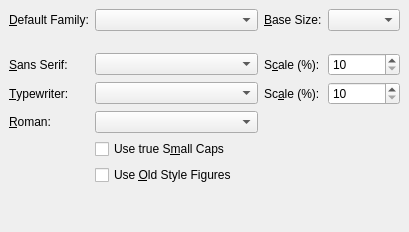
Qt form src/frontends/qt4/ui/FontUi.ui (cburschka/lyx) before a commit.
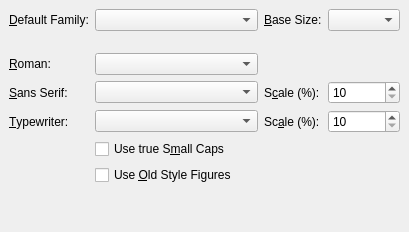
The same form after that commit.

Commit message: clean up the clean up of the font panel in document dialog (roman family combo has to come first, not last).

```diff
--- a/src/frontends/qt4/ui/FontUi.ui
+++ b/src/frontends/qt4/ui/FontUi.ui
@@ -22,16 +22,46 @@
    <property name="spacing" >
     <number>6</number>
    </property>
-   <item row="0" column="1" >
-    <widget class="QComboBox" name="fontsDefaultCO" />
+   <item row="7" column="0" colspan="4" >
+    <spacer>
+     <property name="orientation" >
+      <enum>Qt::Vertical</enum>
+     </property>
+     <property name="sizeType" >
+      <enum>QSizePolicy::Expanding</enum>
+     </property>
+     <property name="sizeHint" >
+      <size>
+       <width>391</width>
+       <height>21</height>
+      </size>
+     </property>
+    </spacer>
    </item>
-   <item row="4" column="1" >
-    <widget class="QComboBox" name="fontsRomanCO" />
+   <item row="2" column="2" colspan="2" >
+    <spacer>
+     <property name="orientation" >
+      <enum>Qt::Horizontal</enum>
+     </property>
+     <property name="sizeHint" >
+      <size>
+       <width>131</width>
+       <height>20</height>
+      </size>
+     </property>
+    </spacer>
    </item>
-   <item row="2" column="1" >
-    <widget class="QComboBox" name="fontsSansCO" />
+   <item row="4" column="3" >
+    <widget class="QSpinBox" name="scaleTypewriterSB" >
+     <property name="maximum" >
+      <number>200</number>
+     </property>
+     <property name="minimum" >
+      <number>10</number>
+     </property>
+    </widget>
    </item>
-   <item row="3" column="2" >
+   <item row="4" column="2" >
     <widget class="QLabel" name="scaleTypewriterLA" >
      <property name="text" >
       <string>Sc&amp;ale (%):</string>
@@ -41,50 +71,10 @@
      </property>
     </widget>
    </item>
-   <item row="2" column="2" >
-    <widget class="QLabel" name="scaleSansLA" >
-     <property name="text" >
-      <string>S&amp;cale (%):</string>
-     </property>
-     <property name="buddy" >
-      <cstring>scaleSansSB</cstring>
-     </property>
-    </widget>
+   <item row="4" column="1" >
+    <widget class="QComboBox" name="fontsTypewriterCO" />
    </item>
-   <item row="0" column="2" >
-    <widget class="QLabel" name="TextLabel2_2" >
-     <property name="text" >
-      <string>&amp;Base Size:</string>
-     </property>
-     <property name="buddy" >
-      <cstring>fontsizeCO</cstring>
-     </property>
-    </widget>
-   </item>
-   <item row="2" column="3" >
-    <widget class="QSpinBox" name="scaleSansSB" >
-     <property name="maximum" >
-      <number>200</number>
-     </property>
-     <property name="minimum" >
-      <number>10</number>
-     </property>
-    </widget>
-   </item>
-   <item row="0" column="3" >
-    <widget class="QComboBox" name="fontsizeCO" />
-   </item>
-   <item row="2" column="0" >
-    <widget class="QLabel" name="fontsSansLA" >
-     <property name="text" >
-      <string>&amp;Sans Serif:</string>
-     </property>
-     <property name="buddy" >
-      <cstring>fontsSansCO</cstring>
-     </property>
-    </widget>
-   </item>
-   <item row="3" column="0" >
+   <item row="4" column="0" >
     <widget class="QLabel" name="fontsTypewriterLA" >
      <property name="text" >
       <string>&amp;Typewriter:</string>
@@ -94,17 +84,10 @@
      </property>
     </widget>
    </item>
-   <item row="0" column="0" >
-    <widget class="QLabel" name="fontsDefaultLA" >
-     <property name="text" >
-      <string>&amp;Default Family:</string>
-     </property>
-     <property name="buddy" >
-      <cstring>fontsDefaultCO</cstring>
-     </property>
-    </widget>
+   <item row="2" column="1" >
+    <widget class="QComboBox" name="fontsRomanCO" />
    </item>
-   <item row="4" column="0" >
+   <item row="2" column="0" >
     <widget class="QLabel" name="fontsRomanLA" >
      <property name="text" >
       <string>&amp;Roman:</string>
@@ -114,22 +97,8 @@
      </property>
     </widget>
    </item>
-   <item row="5" column="1" >
-    <widget class="QCheckBox" name="fontScCB" >
-     <property name="text" >
-      <string>Use true S&amp;mall Caps</string>
-     </property>
-    </widget>
-   </item>
-   <item row="6" column="1" >
-    <widget class="QCheckBox" name="fontOsfCB" >
-     <property name="text" >
-      <string>Use &amp;Old Style Figures</string>
-     </property>
-    </widget>
-   </item>
    <item row="3" column="3" >
-    <widget class="QSpinBox" name="scaleTypewriterSB" >
+    <widget class="QSpinBox" name="scaleSansSB" >
      <property name="maximum" >
       <number>200</number>
      </property>
@@ -138,8 +107,28 @@
      </property>
     </widget>
    </item>
+   <item row="3" column="2" >
+    <widget class="QLabel" name="scaleSansLA" >
+     <property name="text" >
+      <string>S&amp;cale (%):</string>
+     </property>
+     <property name="buddy" >
+      <cstring>scaleSansSB</cstring>
+     </property>
+    </widget>
+   </item>
    <item row="3" column="1" >
-    <widget class="QComboBox" name="fontsTypewriterCO" />
+    <widget class="QComboBox" name="fontsSansCO" />
+   </item>
+   <item row="3" column="0" >
+    <widget class="QLabel" name="fontsSansLA" >
+     <property name="text" >
+      <string>&amp;Sans Serif:</string>
+     </property>
+     <property name="buddy" >
+      <cstring>fontsSansCO</cstring>
+     </property>
+    </widget>
    </item>
    <item row="1" column="1" >
     <spacer>
@@ -154,21 +143,45 @@
      </property>
     </spacer>
    </item>
-   <item row="7" column="0" colspan="4" >
-    <spacer>
-     <property name="orientation" >
-      <enum>Qt::Vertical</enum>
+   <item row="6" column="1" >
+    <widget class="QCheckBox" name="fontOsfCB" >
+     <property name="text" >
+      <string>Use &amp;Old Style Figures</string>
      </property>
-     <property name="sizeType" >
-      <enum>QSizePolicy::Expanding</enum>
+    </widget>
+   </item>
+   <item row="5" column="1" >
+    <widget class="QCheckBox" name="fontScCB" >
+     <property name="text" >
+      <string>Use true S&amp;mall Caps</string>
      </property>
-     <property name="sizeHint" >
-      <size>
-       <width>391</width>
-       <height>21</height>
-      </size>
+    </widget>
+   </item>
+   <item row="0" column="0" >
+    <widget class="QLabel" name="fontsDefaultLA" >
+     <property name="text" >
+      <string>&amp;Default Family:</string>
      </property>
-    </spacer>
+     <property name="buddy" >
+      <cstring>fontsDefaultCO</cstring>
+     </property>
+    </widget>
+   </item>
+   <item row="0" column="3" >
+    <widget class="QComboBox" name="fontsizeCO" />
+   </item>
+   <item row="0" column="2" >
+    <widget class="QLabel" name="TextLabel2_2" >
+     <property name="text" >
+      <string>&amp;Base Size:</string>
+     </property>
+     <property name="buddy" >
+      <cstring>fontsizeCO</cstring>
+     </property>
+    </widget>
+   </item>
+   <item row="0" column="1" >
+    <widget class="QComboBox" name="fontsDefaultCO" />
    </item>
   </layout>
  </widget>
```
Left out of the diff: 4 changed lines with no effect on the pictures.
